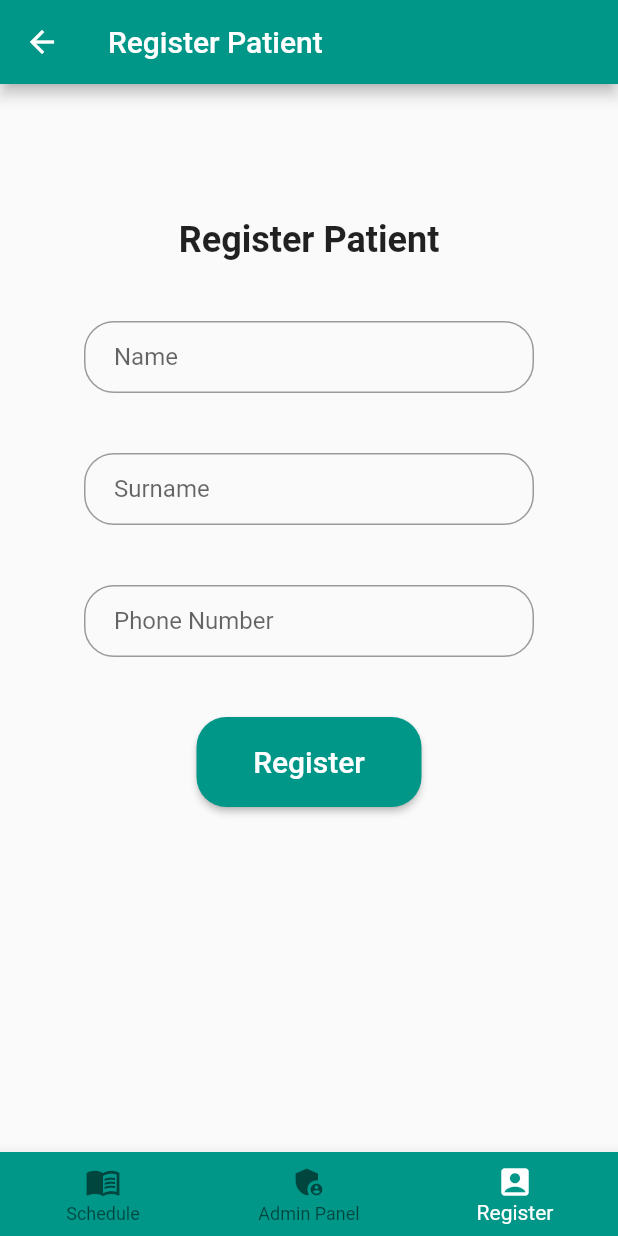
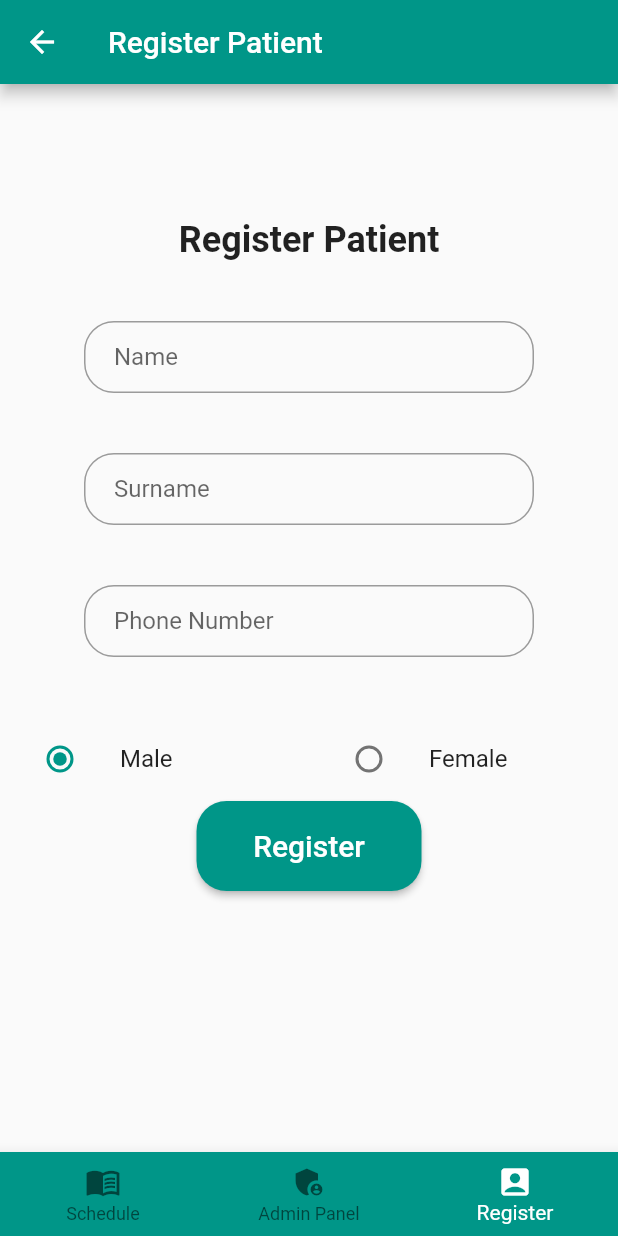
Before and after one commit to ZuzannaSz/appoint-frontend-app, a Flutter app: the AdminPanel screen opened directly, item 3 of the bottom bar chosen, on a phone screen of 412 x 824 dp. Run offline on Flutter 3.47's test engine with Material 2 defaults, Android fonts, the phone set to English and light mode, and no system bars; our stand-ins replace flutter_local_notifications, flutter_native_timezone, rxdart, syncfusion_flutter_charts, table_calendar and 1 more; missing offline and left inert: dart:ffi; statements that could not run were skipped.

Commit message:
Patient adding

```diff
--- a/lib/l10n/intl_en.arb
+++ b/lib/l10n/intl_en.arb
@@ -94,5 +94,7 @@
   "finish": "Finish",
   "dosage": "Dosage",
   "chosenMedicine": "Chosen Medicine",
-  "adminPanel": "Admin Panel"
+  "adminPanel": "Admin Panel",
+  "patientAddedSuccessfully": "Patient added successfully",
+  "errorSavingThePatient": "Error saving the patient"
 }
--- a/lib/l10n/intl_pl.arb
+++ b/lib/l10n/intl_pl.arb
@@ -94,5 +94,7 @@
   "finish": "Zakończ",
   "dosage": "Dawkowanie",
   "chosenMedicine": "Wybrany Lek",
-  "adminPanel": "Panel Admina"
+  "adminPanel": "Panel Admina",
+  "patientAddedSuccessfully": "Pacjent dodany poprawnie",
+  "errorSavingThePatient": "Błąd dodawania pacjenta"
 }
--- a/lib/secretary/admin_panel.dart
+++ b/lib/secretary/admin_panel.dart
@@ -183,7 +183,7 @@ class _AdminPanel extends State<AdminPanel> {
           } else if (option == 2) {
             Navigator.of(context).pop();
             Navigator.push(context,
-                MaterialPageRoute(builder: (context) => RegisterPatient()));
+                MaterialPageRoute(builder: (context) => RegisterPatient(user: user,)));
           }
         },
         selectedItemColor: Colors.white,
--- a/lib/secretary/appointment_calendar.dart
+++ b/lib/secretary/appointment_calendar.dart
@@ -75,6 +75,7 @@ class _AppointmentCalendarState extends State<AppointmentCalendar> {
   void initState() {
     user = widget.user;
     speciality = widget.specialityInit;
+    print(speciality);
     language = "Polski";
     date.text = DateTime.now().toString().substring(0, 10);
     _initLanguages();
@@ -182,7 +183,6 @@ class _AppointmentCalendarState extends State<AppointmentCalendar> {
           specialities.add(record["name"].toString());
         }
       }
-      speciality = specialities[0];
     }
     setState(() {});
   }
--- a/lib/secretary/cancel_appointment.dart
+++ b/lib/secretary/cancel_appointment.dart
@@ -117,7 +117,7 @@ class _CancelAppointment extends State<CancelAppointment> {
               if (option == 1) {
                 Navigator.of(context).pop();
                 Navigator.push(context,
-                    MaterialPageRoute(builder: (context) => RegisterPatient()));
+                    MaterialPageRoute(builder: (context) => RegisterPatient(user: user,)));
               }
             },
             selectedItemColor: Colors.white),
--- a/lib/secretary/register_patient.dart
+++ b/lib/secretary/register_patient.dart
@@ -7,11 +7,37 @@ import 'package:flutter/material.dart';
 import 'package:http/http.dart' as http;
 
 import '../generated/l10n.dart';
+import '../model/User.dart';
 import 'admin_panel.dart';
 
-class RegisterPatient extends StatelessWidget {
+class RegisterPatient extends StatefulWidget {
+  late User user;
+
+  RegisterPatient(
+      {Key? key,required this.user})
+      : super(key: key);
+
+  @override
+  State<RegisterPatient> createState() => _RegisterPatient();
+}
+
+
+
+
+class _RegisterPatient extends State<RegisterPatient> {
   final String SERVER_IP = "https://pz-backend2022.herokuapp.com/api";
+  late User user;
+  TextEditingController _patientName = TextEditingController();
+  TextEditingController _patientSurname = TextEditingController();
+  TextEditingController _phoneNumber = TextEditingController();
+  late String gender;
 
+  @override
+  void initState() {
+    user = widget.user;
+    gender= "M";
+    super.initState();
+  }
   _registerPatient() async {
     var response = http.post(Uri.parse('$SERVER_IP/Patient/Register'),
         headers: {
@@ -21,18 +47,30 @@ class RegisterPatient extends StatelessWidget {
         body: jsonEncode({
           "name": _patientName.text,
           "surname": _patientSurname.text,
-          "telephoneNumber": _phoneNumber.text
+          "telephoneNumber": _phoneNumber.text,
+          "sex":gender
         }));
     print(response.then((value) => print(value.statusCode)));
     print(response.then((value) => print(value.reasonPhrase)));
+    print(response.then((value) => value.statusCode == 200
+        ? ScaffoldMessenger.of(context).showSnackBar(SnackBar(
+      content: Text(S.of(context).patientAddedSuccessfully),
+      duration: Duration(seconds: 1),
+    ))
+        : ScaffoldMessenger.of(context).showSnackBar(SnackBar(
+      content: Text(S.of(context).errorSavingThePatient),
+      duration: Duration(seconds: 1),
+    ))));
+    _patientName.text="";
+    _patientSurname.text="";
+    _phoneNumber.text="";
+
   }
 
-  TextEditingController _patientName = TextEditingController();
-  TextEditingController _patientSurname = TextEditingController();
-  TextEditingController _phoneNumber = TextEditingController();
 
   @override
   Widget build(BuildContext context) {
+
     return Scaffold(
         bottomNavigationBar: BottomNavigationBar(
           currentIndex: 2,
@@ -60,10 +98,12 @@ class RegisterPatient extends StatelessWidget {
                       builder: (context) => ScheduleAppointment(
                             user: user,
                           )));
-            }else if (option == 1) {
+            } else if (option == 1) {
               Navigator.of(context).pop();
-              Navigator.push(context,
-                  MaterialPageRoute(builder: (context) => AdminPanel(user:user)));
+              Navigator.push(
+                  context,
+                  MaterialPageRoute(
+                      builder: (context) => AdminPanel(user: user)));
             }
           },
           selectedItemColor: Colors.white,
@@ -93,6 +133,40 @@ class RegisterPatient extends StatelessWidget {
             const SizedBox(
               height: 40,
             ),
+
+            Row(
+              mainAxisAlignment: MainAxisAlignment.center,
+                children: [
+                  Expanded(
+                    child: ListTile(
+                      title: Text("Male"),
+                      leading: Radio(
+                          value: "M",
+
+                          groupValue: gender,
+                          onChanged: (value)=> {
+                            setState((){
+                              gender = value.toString();
+                            })
+
+                          }),
+                    ),
+                  ),
+
+                Expanded(
+                  child: ListTile(
+                    title: Text("Female"),
+                    leading: Radio(
+                      value: "F",
+                      groupValue: gender,
+                      onChanged: (value)=> {
+                        setState(() {
+                          gender = value.toString();
+                        })
+                      },
+                    ),
+                  ),
+                )],),
             ElevatedButton(
                 onPressed: () {
                   if (_patientName.text.isEmpty) {
--- a/lib/secretary/schedule_appointment.dart
+++ b/lib/secretary/schedule_appointment.dart
@@ -190,7 +190,7 @@ class _ScheduleAppointment extends State<ScheduleAppointment> {
               if (option == 2) {
                 Navigator.of(context).pop();
                 Navigator.push(context,
-                    MaterialPageRoute(builder: (context) => RegisterPatient()));
+                    MaterialPageRoute(builder: (context) => RegisterPatient(user: user,)));
               }
               else if (option == 1) {
                 Navigator.of(context).pop();
@@ -572,7 +572,7 @@ class _ScheduleAppointment extends State<ScheduleAppointment> {
       onTap: () {
         Navigator.of(context).pop();
         Navigator.push(context,
-            MaterialPageRoute(builder: (context) => RegisterPatient()));
+            MaterialPageRoute(builder: (context) => RegisterPatient(user: user,)));
       },
       child: Container(
         decoration:
```
Also changed, not shown: lib/generated/intl/messages_en.dart, lib/generated/intl/messages_pl.dart, lib/generated/l10n.dart.
